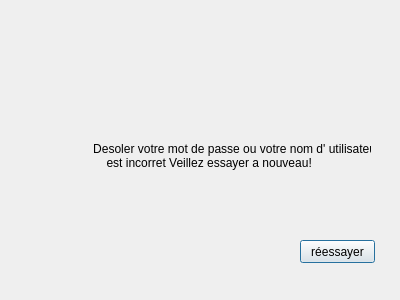
caleb-akoa/Smart_Factory_2A6, file FactWare/echec.ui: the form before one commit.
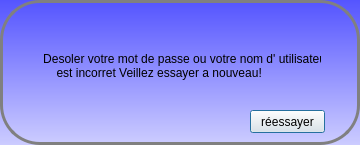
The form after the commit.

```diff
--- a/FactWare/echec.ui
+++ b/FactWare/echec.ui
@@ -6,18 +6,31 @@
    <rect>
     <x>0</x>
     <y>0</y>
-    <width>400</width>
-    <height>300</height>
+    <width>360</width>
+    <height>145</height>
    </rect>
   </property>
   <property name="windowTitle">
-   <string>Dialog</string>
+   <string>Echec de connection</string>
+  </property>
+  <property name="styleSheet">
+   <string notr="true">#QDialog {
+background: gray;
+}
+
+
+#Echec {
+border: 3px solid gray;
+border-radius: 40px;
+background: white;
+background: QLinearGradient(x1: 0, y1: 0, x2: 0, y2: 1, stop: 0 #5555ff, stop: 1 #ccf);
+}</string>
   </property>
   <widget class="QLabel" name="label">
    <property name="geometry">
     <rect>
-     <x>20</x>
-     <y>120</y>
+     <x>-30</x>
+     <y>30</y>
      <width>351</width>
      <height>71</height>
     </rect>
@@ -33,8 +46,8 @@
   <widget class="QPushButton" name="pushButton_4">
    <property name="geometry">
     <rect>
-     <x>300</x>
-     <y>240</y>
+     <x>250</x>
+     <y>110</y>
      <width>75</width>
      <height>23</height>
     </rect>
```
